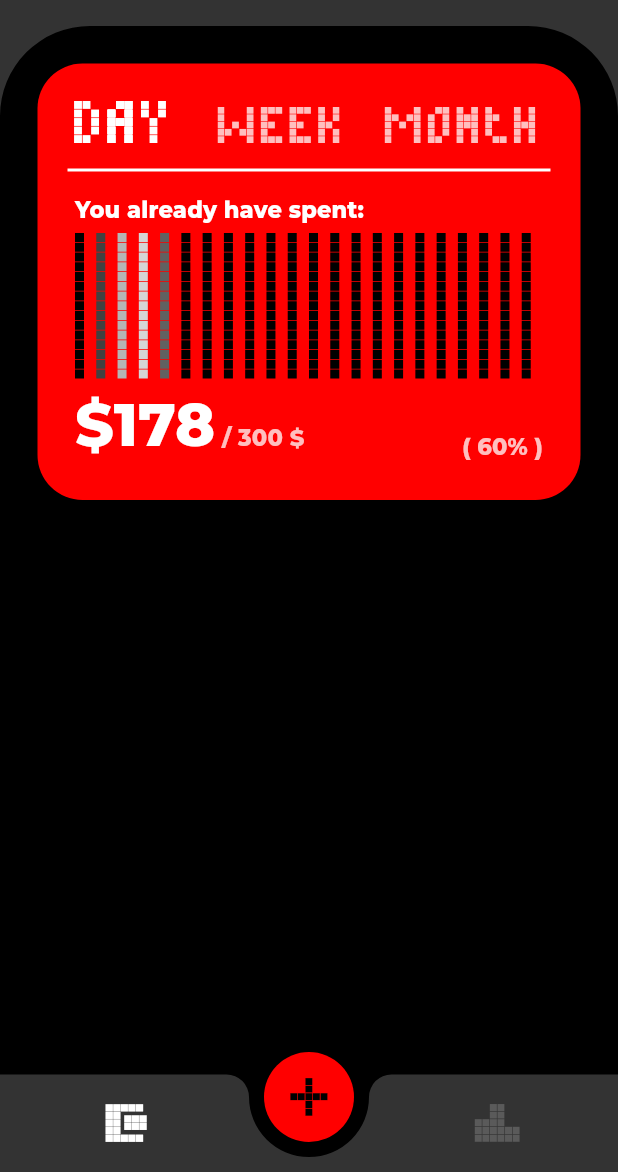
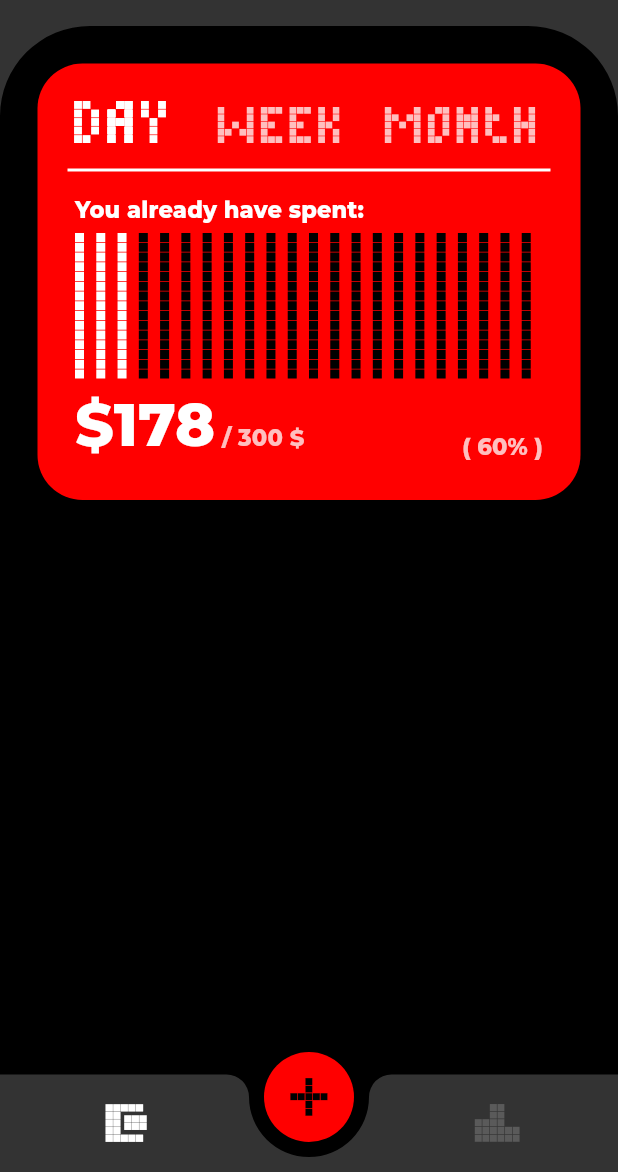
Before and after one commit to Cifra-Accounting/flutter-frontend, a Flutter app: the screen it shows after launch, on a phone screen of 412 x 824 dp, the part 64-1236 px from its top. Run offline on Flutter 3.47's test engine with Material 3 defaults, Android fonts, the phone set to English and light mode, and no system bars; our stand-ins replace flutter_svg.

Commit message:
feature: fully implemented SpendingsIndicator for the WalletView, fixed C1fraNavigationBar on mobile

```diff
--- a/lib/common/ui/c1fra_nav_bar.dart
+++ b/lib/common/ui/c1fra_nav_bar.dart
@@ -60,6 +60,8 @@ class C1fraNavigationBar extends StatelessWidget {
   @override
   Widget build(BuildContext context) {
     final Size screenSize = MediaQuery.sizeOf(context);
+    final double additionalBottomPadding =
+        MediaQuery.viewPaddingOf(context).bottom;
 
     final ThemeData theme = Theme.of(context);
     final ColorScheme colorScheme = theme.colorScheme;
@@ -92,11 +94,14 @@ class C1fraNavigationBar extends StatelessWidget {
               color: colorScheme.secondary,
             ),
             child: SizedBox(
-              height: NumericConstants.navBarHeight,
+              height: NumericConstants.navBarHeight + additionalBottomPadding,
               child: Row(
+                mainAxisAlignment: MainAxisAlignment.spaceBetween,
+                crossAxisAlignment: CrossAxisAlignment.start,
                 children: <Widget>[
                   SizedBox(
                     width: halfNavBarSize,
+                    height: NumericConstants.navBarHeight,
                     child: _buttonFromIcon(
                       context,
                       icon: leading,
@@ -104,13 +109,9 @@ class C1fraNavigationBar extends StatelessWidget {
                       colorScheme: colorScheme,
                     ),
                   ),
-                  const Expanded(
-                    child: SizedBox(
-                      height: 0,
-                    ),
-                  ),
                   SizedBox(
                     width: halfNavBarSize,
+                    height: NumericConstants.navBarHeight,
                     child: _buttonFromIcon(
                       context,
                       icon: trailing,
@@ -122,13 +123,9 @@ class C1fraNavigationBar extends StatelessWidget {
               ),
             ),
           ),
-          Padding(
-            padding: const EdgeInsets.only(
-              bottom: 20,
-            ),
-            child: PlusButton(
-              onTap: onPlusTap,
-            ),
+          Positioned(
+            bottom: 20 + additionalBottomPadding,
+            child: PlusButton(onTap: onPlusTap),
           ),
         ],
       ),
--- a/lib/features/wallet/views/wallet_view.dart
+++ b/lib/features/wallet/views/wallet_view.dart
@@ -1,3 +1,5 @@
+import 'dart:async';
+
 import 'package:flutter/material.dart';
 import 'package:flutter/rendering.dart';
 import 'package:flutter/scheduler.dart';
@@ -46,6 +48,9 @@ class SpendingsCard extends StatefulWidget {
 class _SpendingsCardState extends State<SpendingsCard>
     with TickerProviderStateMixin {
   late final TabController _tabController;
+  late ColorScheme _colorScheme;
+  late TextTheme _textTheme;
+
   late double _viewPortHeight;
 
   final List<Periods> _periods = const <Periods>[
@@ -69,13 +74,16 @@ class _SpendingsCardState extends State<SpendingsCard>
 
   @override
   void didChangeDependencies() {
-    final TextTheme textTheme = Theme.of(context).textTheme;
+    final ThemeData theme = Theme.of(context);
+
+    _textTheme = theme.textTheme;
+    _colorScheme = theme.colorScheme;
 
     _viewPortHeight = 15.0 * NumericConstants.pixelSize +
         14.0 * NumericConstants.pixelSpacerSize +
         5.0 * 2.0 +
-        _textSize("You have already spent", textTheme.titleSmall!).height +
-        _textSize("\$0", textTheme.titleLarge!).height;
+        _textSize("You have already spent", _textTheme.titleSmall!).height +
+        _textSize("\$0", _textTheme.titleLarge!).height;
 
     super.didChangeDependencies();
   }
@@ -103,13 +111,9 @@ class _SpendingsCardState extends State<SpendingsCard>
   }
 
   @override
-  Widget build(BuildContext context) {
-    final ThemeData theme = Theme.of(context);
-    final ColorScheme colorScheme = theme.colorScheme;
-
-    return Container(
+  Widget build(BuildContext context) => Container(
         decoration: BoxDecoration(
-        color: colorScheme.primary,
+          color: _colorScheme.primary,
           borderRadius: BorderRadius.circular(
             NumericConstants.cardBorderRadius,
           ),
@@ -138,7 +142,7 @@ class _SpendingsCardState extends State<SpendingsCard>
                   Divider(
                     height: 0,
                     thickness: 2,
-                  color: colorScheme.onPrimary,
+                    color: _colorScheme.onPrimary,
                   ),
                 ],
               ),
@@ -149,7 +153,16 @@ class _SpendingsCardState extends State<SpendingsCard>
                 controller: _tabController,
                 children: _periods
                     .map(
-                    (period) => Padding(
+                      (period) => FutureBuilder<double>(
+                          future: Future<double>.delayed(
+                            const Duration(seconds: 5),
+                            () =>
+                                (Periods.values.indexOf(period).toDouble() +
+                                    1.0) /
+                                Periods.values.length,
+                          ),
+                          builder: (context, snapshot) {
+                            return Padding(
                               padding: const EdgeInsets.symmetric(
                                 horizontal: NumericConstants.horizontalPadding,
                               ),
@@ -159,44 +172,51 @@ class _SpendingsCardState extends State<SpendingsCard>
                                 children: [
                                   Text(
                                     "You already have spent:",
-                            style: theme.textTheme.titleSmall,
+                                    style: _textTheme.titleSmall,
                                   ),
-                          const SpendingsIndicator(),
+                                  SpendingsIndicator(
+                                    percentage: snapshot.data,
+                                  ),
                                   Row(
-                            mainAxisAlignment: MainAxisAlignment.spaceBetween,
+                                    mainAxisAlignment:
+                                        MainAxisAlignment.spaceBetween,
                                     crossAxisAlignment: CrossAxisAlignment.end,
                                     children: [
                                       Text.rich(
                                         overflow: TextOverflow.fade,
                                         TextSpan(
-                                  text: "\$${(widget.spent ?? 178).toInt()}",
-                                  style: theme.textTheme.titleLarge,
+                                          text:
+                                              "\$${(widget.spent ?? 178).toInt()}",
+                                          style: _textTheme.titleLarge,
                                           children: [
                                             TextSpan(
                                               text:
                                                   " / ${(widget.outOf ?? 300).toInt()} \$  ",
-                                      style:
-                                          theme.textTheme.titleSmall!.copyWith(
-                                        color:
-                                            Colors.white.withValues(alpha: .75),
+                                              style: _textTheme.titleSmall!
+                                                  .copyWith(
+                                                color: Colors.white
+                                                    .withValues(alpha: .75),
                                               ),
                                             ),
                                           ],
                                         ),
                                       ),
                                       Text(
-                                (widget.spent != null && widget.outOf != null)
+                                        (widget.spent != null &&
+                                                widget.outOf != null)
                                             ? "( ${(widget.spent! / widget.outOf!)}% )"
                                             : "( 60% )",
-                                style: theme.textTheme.titleSmall!.copyWith(
-                                  color: Colors.white.withValues(alpha: .75),
+                                        style: _textTheme.titleSmall!.copyWith(
+                                          color: Colors.white
+                                              .withValues(alpha: .75),
                                         ),
                                       ),
                                     ],
                                   ),
                                 ],
                               ),
-                    ),
+                            );
+                          }),
                     )
                     .toList(),
               ),
@@ -204,7 +224,6 @@ class _SpendingsCardState extends State<SpendingsCard>
           ],
         ),
       );
-  }
 }
 
 enum Periods {
@@ -239,36 +258,42 @@ class SpendingsIndicatorRenderObject extends RenderBox
     implements TickerProvider {
   SpendingsIndicatorRenderObject(this._percentage);
 
+  double? _percentage;
+
   Ticker? _ticker;
-  final ColorTween _colorTween =
-      ColorTween(begin: Colors.white, end: Colors.black);
+
   late final AnimationController _idleAnimationController;
 
-  double? _percentage;
+  late int _numOfColumns;
+  late double _horizontalColumnSpan;
+
+  final Paint _setPixelPaint = Paint()
+    ..color = Colors.white
+    ..style = PaintingStyle.fill;
+  final Paint _pixelPaint = Paint()
+    ..color = Colors.black
+    ..style = PaintingStyle.fill;
+
+  static final ColorTween _colorTween =
+      ColorTween(begin: Colors.white, end: Colors.black);
 
   set percentage(double? newPercentage) {
-    if (newPercentage == null &&
-        (_idleAnimationController.status != AnimationStatus.forward ||
-            _idleAnimationController.status != AnimationStatus.reverse)) {
+    if (newPercentage == _percentage) return;
+
+    if (newPercentage == null) {
+      _percentage = newPercentage;
       _idleAnimationController.repeat();
+    } else {
+      _onIdleAnimationEnd().then<void>((_) {
         _percentage = newPercentage;
-    } else if (newPercentage != null &&
-        (_idleAnimationController.status == AnimationStatus.forward ||
-            _idleAnimationController.status == AnimationStatus.reverse)) {
-      _idleAnimationController.animateTo(1.0).then((_) {
-        _idleAnimationController.stop();
-        _percentage = newPercentage;
-        markNeedsPaint();
+        _idleAnimationController.forward(
+          from: _idleAnimationController.lowerBound,
+        );
       });
-    } else {
-      _percentage = newPercentage;
-      markNeedsPaint();
     }
+
     markNeedsSemanticsUpdate();
   }
-
-  late int numOfColumns;
-  late double vertivalColumnSpan;
 
   @override
   void attach(PipelineOwner owner) {
@@ -282,7 +307,13 @@ class SpendingsIndicatorRenderObject extends RenderBox
         .drive(Tween(begin: .0, end: 1.0))
         .addListener(markNeedsPaint);
 
-    if (_percentage == null) _idleAnimationController.repeat();
+    if (_percentage == null) {
+      _idleAnimationController.repeat();
+    } else {
+      _idleAnimationController.forward(
+        from: _idleAnimationController.lowerBound,
+      );
+    }
   }
 
   @override
@@ -294,24 +325,62 @@ class SpendingsIndicatorRenderObject extends RenderBox
   }
 
   @override
+  Rect get semanticBounds => (Offset.zero & size);
+
+  @override
+  void describeSemanticsConfiguration(SemanticsConfiguration config) {
+    config.hint = "Current ratio of the money spent to the money available";
+    config.value = _percentage == null
+        ? "Value is loading"
+        : "Persentage showing is $_percentage";
+
+    super.describeSemanticsConfiguration(config);
+  }
+
+  @override
   void performLayout() {
     final double width = constraints.maxWidth;
-    const double height =
-        15 * NumericConstants.pixelSize + 14 * NumericConstants.pixelSpacerSize;
+    const double height = 15.0 * NumericConstants.pixelSize +
+        14.0 * NumericConstants.pixelSpacerSize;
 
-    numOfColumns = ((width - NumericConstants.pixelSize) /
+    _numOfColumns = ((width - NumericConstants.pixelSize) /
                 (NumericConstants.pixelSize +
                     NumericConstants.pixelSpacerSize) /
-                2)
+                2.0)
             .toInt() -
         1;
 
-    vertivalColumnSpan = width / numOfColumns;
+    _horizontalColumnSpan = width / _numOfColumns;
 
     size = constraints.constrain(Size(width, height));
   }
 
-  void paintColumn(PaintingContext context, Offset offset, Paint paint) {
+  Future<void> _onIdleAnimationEnd() async {
+    if (_idleAnimationController.isAnimating) {
+      await _idleAnimationController
+          .animateTo(_idleAnimationController.upperBound);
+      _idleAnimationController.stop();
+    }
+  }
+
+  Paint _getColumnPaint(int i) {
+    final double columnPercentage = i / _numOfColumns;
+
+    if (_percentage != null) {
+      return columnPercentage <= _percentage! &&
+              columnPercentage <= _idleAnimationController.value
+          ? _setPixelPaint
+          : _pixelPaint;
+    } else {
+      return Paint()
+        ..style = PaintingStyle.fill
+        ..color = _colorTween.lerp(
+            (10.0 * (columnPercentage - _idleAnimationController.value).abs())
+                .clamp(.0, 1.0))!;
+    }
+  }
+
+  void _paintColumn(PaintingContext context, Offset offset, Paint paint) {
     for (int i = 0; i < 15; i++) {
       final Rect rect = (const Offset(
                       .0,
@@ -327,41 +396,16 @@ class SpendingsIndicatorRenderObject extends RenderBox
 
   @override
   void paint(PaintingContext context, Offset offset) {
-    final Paint pixelPaint = Paint()
-      ..color = Colors.black
-      ..style = PaintingStyle.fill;
-    final Paint setPixelPaint = Paint()
-      ..color = Colors.white
-      ..style = PaintingStyle.fill;
+    for (int i = 0; i < _numOfColumns; i++) {
+      final Offset effectiveOffset =
+          offset + Offset(_horizontalColumnSpan, .0).scale(i.toDouble(), .0);
+      final Paint effectivePaint = _getColumnPaint(i);
 
-    if (_percentage case double _) {
-      for (int i = 0; i < numOfColumns; i++) {
-        final Paint effectivePaint =
-            i / numOfColumns > _percentage! ? pixelPaint : setPixelPaint;
-        final Offset effectiveOffset =
-            offset + Offset(vertivalColumnSpan, .0).scale(i.toDouble(), .0);
-
-        paintColumn(
+      _paintColumn(
         context,
         effectiveOffset,
         effectivePaint,
       );
-      }
-    } else {
-      for (int i = 0; i < numOfColumns; i++) {
-        final Paint effectivePaint = Paint()
-          ..style = PaintingStyle.fill
-          ..color = _colorTween.lerp(
-              10 * (i / numOfColumns - _idleAnimationController.value).abs())!;
-        final Offset effectiveOffset =
-            offset + Offset(vertivalColumnSpan, .0).scale(i.toDouble(), .0);
-
-        paintColumn(
-          context,
-          effectiveOffset,
-          effectivePaint,
-        );
-      }
     }
   }
 
```
Also changed, not shown: pubspec.yaml (+4 -3 lines), pubspec.lock. Lines whose indentation alone changed are shown as unchanged.
